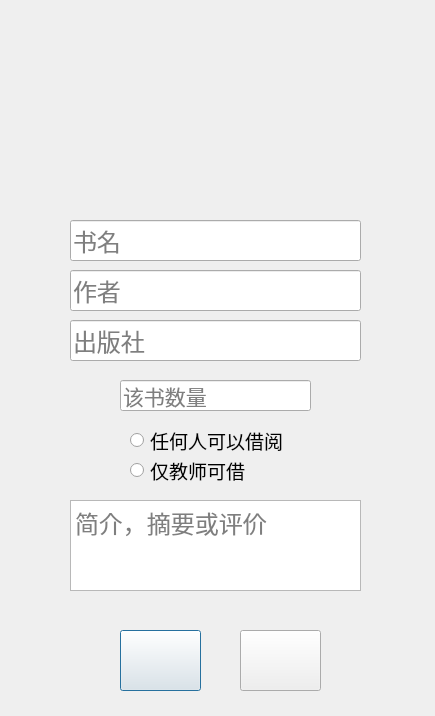
Before: the Qt Designer form addbook.ui in aRooooooba/Library, drawn with Qt 5.
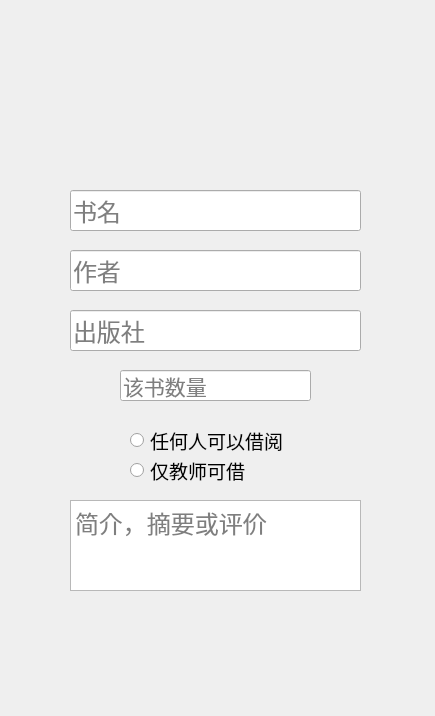
After: the same form once the commit is applied. Icons and pictures are not drawn.

```diff
--- a/addbook.ui
+++ b/addbook.ui
@@ -26,7 +26,7 @@
    <property name="geometry">
     <rect>
      <x>70</x>
-     <y>220</y>
+     <y>190</y>
      <width>291</width>
      <height>41</height>
     </rect>
@@ -54,7 +54,7 @@
    <property name="geometry">
     <rect>
      <x>70</x>
-     <y>270</y>
+     <y>250</y>
      <width>291</width>
      <height>41</height>
     </rect>
@@ -79,7 +79,7 @@
    <property name="geometry">
     <rect>
      <x>70</x>
-     <y>320</y>
+     <y>310</y>
      <width>291</width>
      <height>41</height>
     </rect>
@@ -190,7 +190,7 @@
    <property name="geometry">
     <rect>
      <x>120</x>
-     <y>380</y>
+     <y>370</y>
      <width>191</width>
      <height>31</height>
     </rect>
@@ -233,6 +233,9 @@
    <property name="text">
     <string/>
    </property>
+   <property name="flat">
+    <bool>true</bool>
+   </property>
   </widget>
   <widget class="QPushButton" name="cancel">
    <property name="geometry">
@@ -253,7 +256,70 @@
    <property name="text">
     <string/>
    </property>
+   <property name="flat">
+    <bool>true</bool>
+   </property>
   </widget>
+  <widget class="QLabel" name="label">
+   <property name="geometry">
+    <rect>
+     <x>0</x>
+     <y>-10</y>
+     <width>441</width>
+     <height>731</height>
+    </rect>
+   </property>
+   <property name="styleSheet">
+    <string notr="true">border-image: url(:/addBook_bg.png);</string>
+   </property>
+   <property name="text">
+    <string/>
+   </property>
+  </widget>
+  <widget class="QLabel" name="label_2">
+   <property name="geometry">
+    <rect>
+     <x>120</x>
+     <y>630</y>
+     <width>81</width>
+     <height>61</height>
+    </rect>
+   </property>
+   <property name="styleSheet">
+    <string notr="true">border-image: url(:/ensured.png);</string>
+   </property>
+   <property name="text">
+    <string/>
+   </property>
+  </widget>
+  <widget class="QLabel" name="label_3">
+   <property name="geometry">
+    <rect>
+     <x>240</x>
+     <y>630</y>
+     <width>81</width>
+     <height>61</height>
+    </rect>
+   </property>
+   <property name="styleSheet">
+    <string notr="true">border-image: url(:/cancel.png);</string>
+   </property>
+   <property name="text">
+    <string/>
+   </property>
+  </widget>
+  <zorder>label</zorder>
+  <zorder>name</zorder>
+  <zorder>author</zorder>
+  <zorder>publisher</zorder>
+  <zorder>student</zorder>
+  <zorder>teacher</zorder>
+  <zorder>description</zorder>
+  <zorder>number</zorder>
+  <zorder>label_2</zorder>
+  <zorder>ensured</zorder>
+  <zorder>label_3</zorder>
+  <zorder>cancel</zorder>
  </widget>
  <resources/>
  <connections/>
```
Left out of the diff: 22 changed lines with no effect on the pictures.
